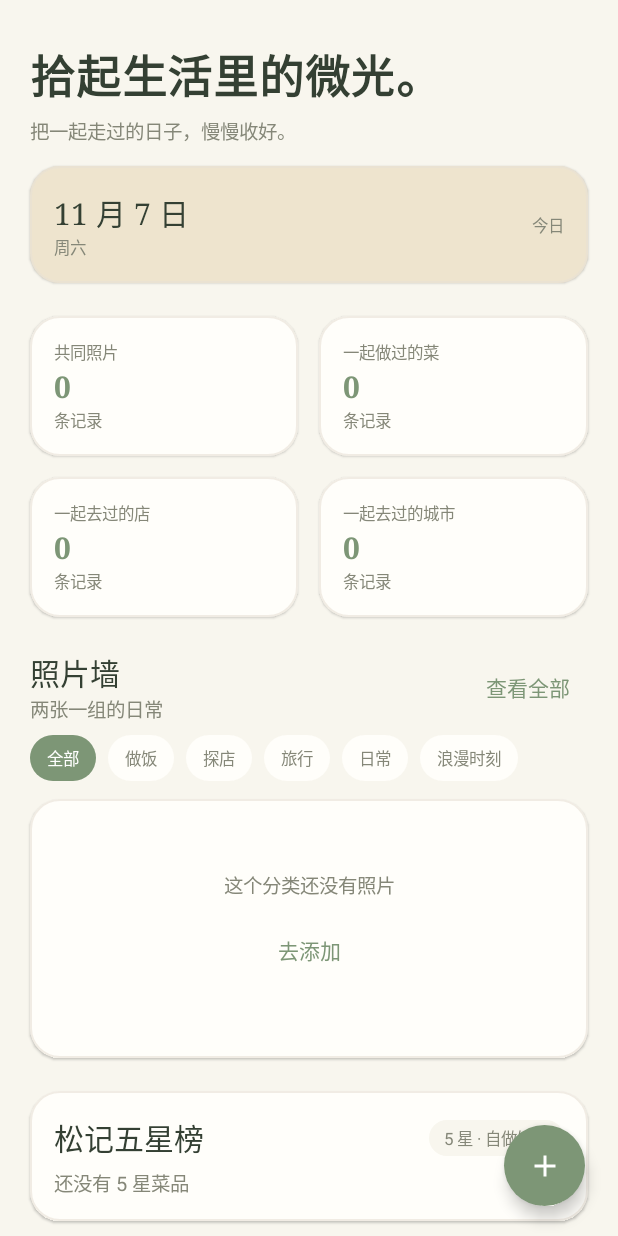
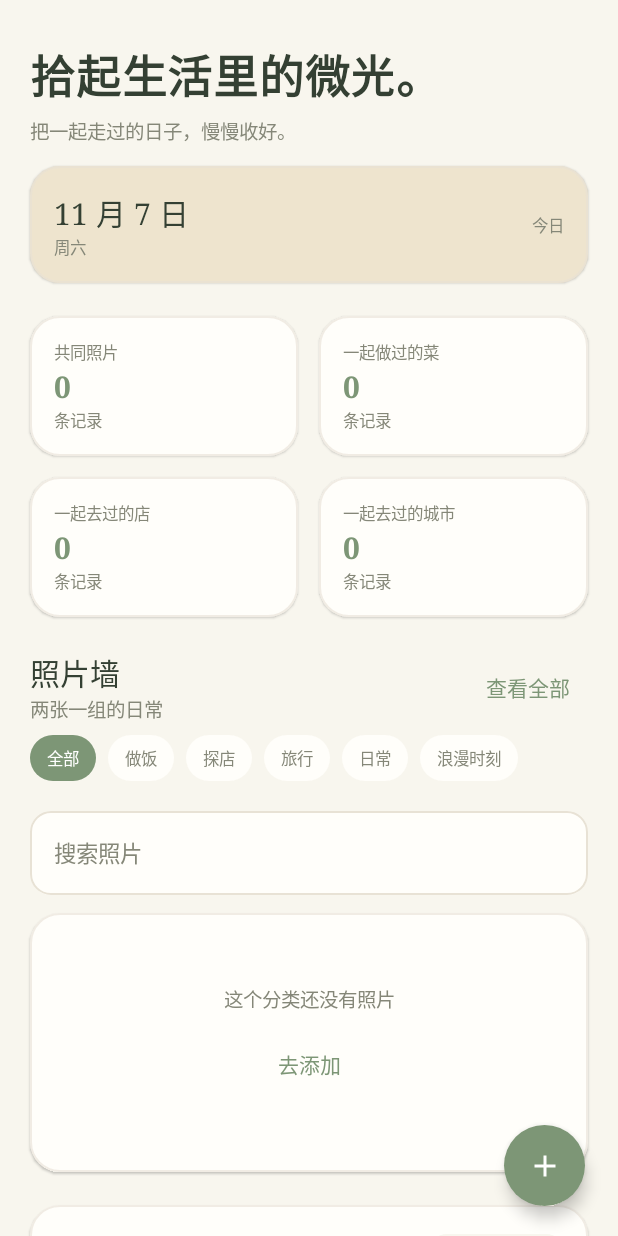
Before and after one commit to Logsti/Android-APP-S520J, an Android app built with Jetpack Compose: the composable GalleryScreen shown on its own in the app's theme, on a phone screen of 412 x 824 dp. Run offline under Robolectric (Android 15) with nearby library versions, the phone set to English and light mode, and no system bars; our stand-ins replace Dagger/Hilt's generated code.

Commit message:
stage-5: gallery page - type-based FAB, photo wall search, stat cards, star boards (v6.2.0-stage5) device-verified

```diff
--- a/app/src/main/java/com/s520j/app/domain/heart/PhotoFeed.kt
+++ b/app/src/main/java/com/s520j/app/domain/heart/PhotoFeed.kt
@@ -47,4 +47,13 @@ object PhotoFeed {
 
     fun filter(feed: List<ContentRecord>, category: String): List<ContentRecord> =
         if (category == ALL) feed else feed.filter { categoryOf(it) == category }
+
+    /** 照片墙搜索：空关键词原样返回；命中标题或内容，忽略大小写。 */
+    fun search(records: List<ContentRecord>, query: String): List<ContentRecord> {
+        val keyword = query.trim()
+        if (keyword.isEmpty()) return records
+        return records.filter {
+            it.title.contains(keyword, ignoreCase = true) || it.content.contains(keyword, ignoreCase = true)
+        }
+    }
 }
--- a/app/src/main/java/com/s520j/app/ui/navigation/S520JNavHost.kt
+++ b/app/src/main/java/com/s520j/app/ui/navigation/S520JNavHost.kt
@@ -150,6 +150,9 @@ fun MainShell(vm: AppViewModel) {
                         onOpenModule = { module -> navController.navigate("module/${module.name}") },
                         onOpenRecord = { module, id ->
                             navController.navigate("module/${module.name}/edit?recordId=${Uri.encode(id)}")
+                        },
+                        onCreateRecord = { module ->
+                            navController.navigate("module/${module.name}/edit")
                         }
                     )
                 }
--- a/app/src/main/java/com/s520j/app/ui/screens/gallery/GalleryScreen.kt
+++ b/app/src/main/java/com/s520j/app/ui/screens/gallery/GalleryScreen.kt
@@ -2,6 +2,7 @@ package com.s520j.app.ui.screens.gallery
 
 import androidx.compose.foundation.background
 import androidx.compose.foundation.clickable
+import androidx.compose.foundation.horizontalScroll
 import androidx.compose.foundation.layout.Arrangement
 import androidx.compose.foundation.layout.Box
 import androidx.compose.foundation.layout.Column
@@ -11,18 +12,22 @@ import androidx.compose.foundation.layout.aspectRatio
 import androidx.compose.foundation.layout.fillMaxSize
 import androidx.compose.foundation.layout.fillMaxWidth
 import androidx.compose.foundation.layout.height
+import androidx.compose.foundation.layout.heightIn
 import androidx.compose.foundation.layout.padding
 import androidx.compose.foundation.layout.size
-import androidx.compose.foundation.layout.width
+import androidx.compose.foundation.rememberScrollState
 import androidx.compose.foundation.shape.RoundedCornerShape
+import androidx.compose.foundation.verticalScroll
 import androidx.compose.material.icons.Icons
 import androidx.compose.material.icons.filled.Add
 import androidx.compose.material.icons.filled.Lock
 import androidx.compose.material.icons.outlined.Photo
+import androidx.compose.material3.AlertDialog
 import androidx.compose.material3.FloatingActionButton
 import androidx.compose.material3.Icon
 import androidx.compose.material3.MaterialTheme
 import androidx.compose.material3.Text
+import androidx.compose.material3.TextButton
 import androidx.compose.runtime.Composable
 import androidx.compose.runtime.collectAsState
 import androidx.compose.runtime.getValue
@@ -48,6 +53,7 @@ import com.s520j.app.ui.components.EmptyState
 import com.s520j.app.ui.components.PageContainer
 import com.s520j.app.ui.components.SectionHeader
 import com.s520j.app.ui.components.SoftCard
+import com.s520j.app.ui.components.SoftTextField
 import com.s520j.app.ui.components.TagPill
 import com.s520j.app.ui.theme.Dimens
 import com.s520j.app.ui.theme.S520JColors
@@ -59,17 +65,21 @@ import com.s520j.app.ui.util.weekdayName
 fun GalleryScreen(
     vm: AppViewModel,
     onOpenModule: (ContentModule) -> Unit,
-    onOpenRecord: (ContentModule, String) -> Unit
+    onOpenRecord: (ContentModule, String) -> Unit,
+    onCreateRecord: (ContentModule) -> Unit
 ) {
     val allFlow = remember { vm.allContents() }
     val records by allFlow.collectAsState(initial = emptyList())
     val isReadOnly by vm.isReadOnly.collectAsState()
 
     var category by remember { mutableStateOf(PhotoFeed.ALL) }
+    var query by remember { mutableStateOf("") }
+    var showAddEntries by remember { mutableStateOf(false) }
 
     // 照片墙 = 五个带图来源，分类完全由 module 派生。
     val feed = remember(records) { PhotoFeed.feed(records) }
     val filtered = remember(feed, category) { PhotoFeed.filter(feed, category) }
+    val visible = remember(filtered, query) { PhotoFeed.search(filtered, query) }
     val dishCount = remember(records) { records.count { it.module == ContentModule.DISH } }
     val shopCount = remember(records) { records.count { it.module == ContentModule.SHOP } }
     val travelCount = remember(records) { records.count { it.module == ContentModule.TRAVEL } }
@@ -111,9 +121,9 @@ fun GalleryScreen(
 
             Spacer(Modifier.height(Dimens.SectionGap))
 
-            // 四个统计入口：共同照片切回「全部」tab，其余进入对应模块
+            // 四张统计卡：共同照片仅统计照片墙数量，不跳转；其余三张进入独立管理页。
             Row(horizontalArrangement = Arrangement.spacedBy(Dimens.CardGap)) {
-                StatCard("共同照片", feed.size, Modifier.weight(1f)) { category = PhotoFeed.ALL }
+                StatCard("共同照片", feed.size, Modifier.weight(1f))
                 StatCard("一起做过的菜", dishCount, Modifier.weight(1f)) { onOpenModule(ContentModule.DISH) }
             }
             Spacer(Modifier.height(Dimens.CardGap))
@@ -131,7 +141,11 @@ fun GalleryScreen(
                 onAction = { onOpenModule(PhotoFeed.moduleOf(category) ?: ContentModule.PHOTO) }
             )
             Spacer(Modifier.height(8.dp))
-            Row(horizontalArrangement = Arrangement.spacedBy(8.dp)) {
+            // 小屏（320dp）下六个分类会超宽，改为可横滑。
+            Row(
+                horizontalArrangement = Arrangement.spacedBy(8.dp),
+                modifier = Modifier.horizontalScroll(rememberScrollState())
+            ) {
                 PhotoFeed.categories.forEach { item ->
                     val selected = item == category
                     Box(
@@ -151,15 +165,26 @@ fun GalleryScreen(
                 }
             }
             Spacer(Modifier.height(12.dp))
+            SoftTextField(
+                value = query,
+                onValueChange = { query = it },
+                label = "搜索照片",
+                placeholder = "按标题或内容搜索"
+            )
+            Spacer(Modifier.height(12.dp))
 
-            if (filtered.isEmpty()) {
+            if (visible.isEmpty()) {
                 SoftCard {
-                    EmptyState("这个分类还没有照片", actionLabel = "去添加") {
-                        onOpenModule(PhotoFeed.moduleOf(category) ?: ContentModule.PHOTO)
+                    if (query.isBlank()) {
+                        EmptyState("这个分类还没有照片", actionLabel = "去添加") {
+                            onOpenModule(PhotoFeed.moduleOf(category) ?: ContentModule.PHOTO)
+                        }
+                    } else {
+                        EmptyState("没有匹配的照片")
                     }
                 }
             } else {
-                filtered.chunked(2).forEach { pair ->
+                visible.chunked(2).forEach { pair ->
                     Row(horizontalArrangement = Arrangement.spacedBy(Dimens.CardGap)) {
                         pair.forEach { photo ->
                             PhotoTile(photo, Modifier.weight(1f)) {
@@ -191,10 +216,10 @@ fun GalleryScreen(
             Spacer(Modifier.height(96.dp))
         }
 
-        // 仅拾光页有悬浮新增按钮；冻结归档时隐藏
+        // 仅拾光页有悬浮新增按钮；冻结归档时隐藏。点击先选类型，再按类型决定是否显示照片上传。
         if (!isReadOnly) {
             FloatingActionButton(
-                onClick = { onOpenModule(ContentModule.PHOTO) },
+                onClick = { showAddEntries = true },
                 containerColor = S520JColors.Primary,
                 contentColor = Color.White,
                 modifier = Modifier
@@ -207,10 +232,82 @@ fun GalleryScreen(
             }
         }
     }
+
+    if (showAddEntries) {
+        AddEntryDialog(
+            onDismiss = { showAddEntries = false },
+            onPick = { module ->
+                showAddEntries = false
+                onCreateRecord(module)
+            }
+        )
+    }
+}
+
+private data class AddEntry(val label: String, val hint: String, val module: ContentModule)
+
+private val addEntries = listOf(
+    AddEntry("共同照片", "相册里的日常", ContentModule.PHOTO),
+    AddEntry("一起做过的菜", "给这顿饭标星", ContentModule.DISH),
+    AddEntry("一起去过的店", "记下店名和味道", ContentModule.SHOP),
+    AddEntry("一起去过的城市", "旅行中的一张照片", ContentModule.TRAVEL),
+    AddEntry("收藏的瞬间", "值得留住的小片段", ContentModule.COLLECTED_MOMENT),
+    AddEntry("浪漫时刻", "两个人的心动时刻", ContentModule.ROMANTIC_MOMENT),
+    AddEntry("文字笔记", "只写文字，不附照片", ContentModule.NOTE)
+)
+
+@Composable
+private fun AddEntryDialog(onDismiss: () -> Unit, onPick: (ContentModule) -> Unit) {
+    AlertDialog(
+        onDismissRequest = onDismiss,
+        containerColor = S520JColors.Surface,
+        title = { Text("新增内容", color = S520JColors.TextPrimary) },
+        text = {
+            Column(
+                modifier = Modifier
+                    .heightIn(max = 420.dp)
+                    .verticalScroll(rememberScrollState())
+            ) {
+                addEntries.forEach { entry ->
+                    Row(
+                        modifier = Modifier
+                            .fillMaxWidth()
+                            .clip(RoundedCornerShape(14.dp))
+                            .clickable { onPick(entry.module) }
+                            .padding(horizontal = 10.dp, vertical = 10.dp),
+                        verticalAlignment = Alignment.CenterVertically
+                    ) {
+                        Column(Modifier.weight(1f)) {
+                            Text(
+                                entry.label,
+                                style = MaterialTheme.typography.titleMedium,
+                                color = S520JColors.TextPrimary
+                            )
+                            Text(
+                                entry.hint,
+                                style = MaterialTheme.typography.labelSmall,
+                                color = S520JColors.TextSecondary
+                            )
+                        }
+                        TagPill(if (entry.module.needsPhoto) "带照片" else "纯文字")
+                    }
+                    Spacer(Modifier.height(2.dp))
+                }
+            }
+        },
+        confirmButton = {
+            TextButton(onClick = onDismiss) { Text("取消", color = S520JColors.TextSecondary) }
+        }
+    )
 }
 
 @Composable
-private fun StatCard(title: String, count: Int, modifier: Modifier = Modifier, onClick: () -> Unit) {
+private fun StatCard(
+    title: String,
+    count: Int,
+    modifier: Modifier = Modifier,
+    onClick: (() -> Unit)? = null
+) {
     SoftCard(modifier = modifier, onClick = onClick) {
         Text(title, style = MaterialTheme.typography.labelSmall, color = S520JColors.TextSecondary)
         Spacer(Modifier.height(4.dp))
@@ -269,6 +366,12 @@ private fun StarBoardCard(
                 Spacer(Modifier.height(4.dp))
             }
         }
+        Spacer(Modifier.height(8.dp))
+        Text(
+            text = "只记录自己做的饭菜，探店不计入；不评价人和关系。",
+            style = MaterialTheme.typography.labelSmall,
+            color = S520JColors.TextSecondary
+        )
     }
 }
 
```
Also changed, not shown: 4 other files.
